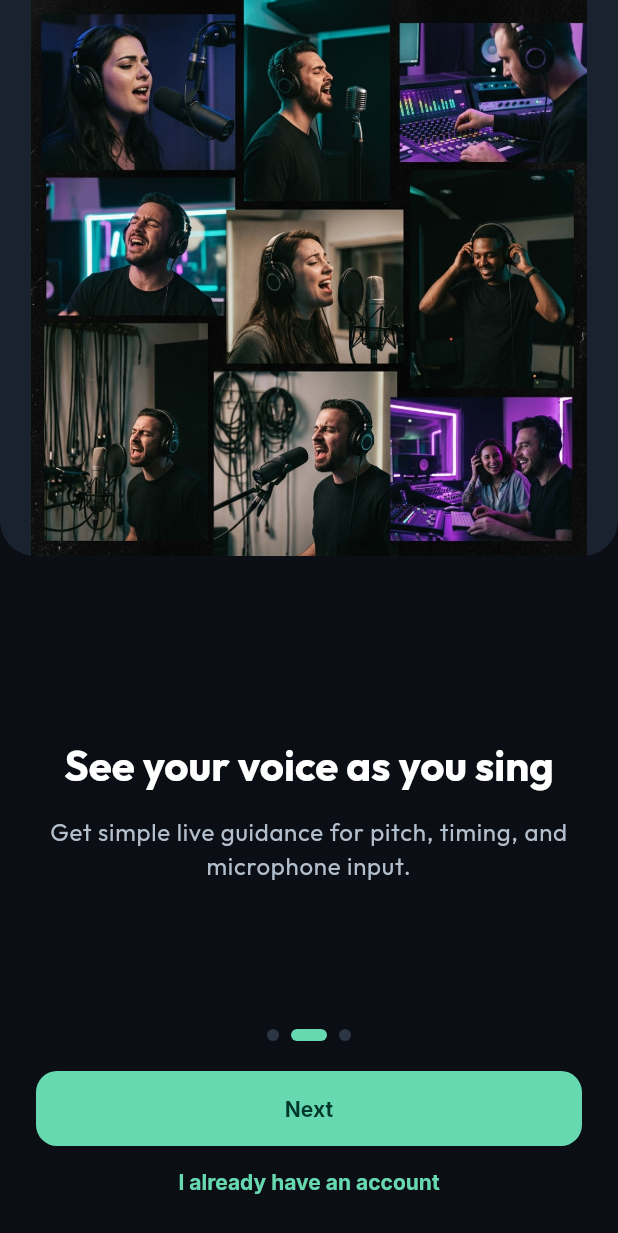
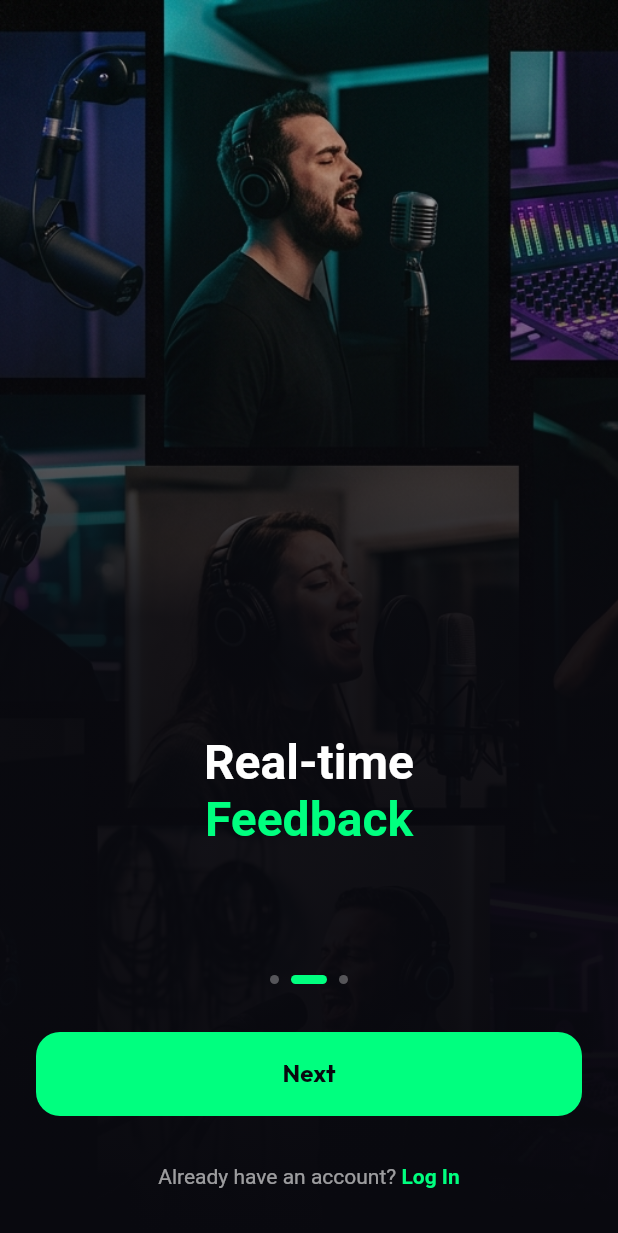
Before and after one commit to GioGabriel/cockatiel, a Flutter app: the screen it shows after launch, after a tap on "Next", on a phone screen of 412 x 824 dp. Shown: the top 1233 px of the screen. Run offline on Flutter 3.47's test engine with Material 3 defaults, Android fonts, the phone set to English and light mode, and no system bars; our stand-ins replace firebase_auth, firebase_core, flutter_local_notifications, google_fonts, just_audio, lottie and 2 more; missing offline and left inert: record; accounts and stored records are empty; network calls fail.

Commit message:
fix: restore full-bleed auth and onboarding design

```diff
--- a/mobile/vocal_coach_app/lib/features/authentication/presentation/authentication_page.dart
+++ b/mobile/vocal_coach_app/lib/features/authentication/presentation/authentication_page.dart
@@ -3,7 +3,7 @@ import 'package:flutter/material.dart';
 import '../../../app/theme/app_theme_tokens.dart';
 import '../../../core/network/api_client.dart';
 import '../../../core/state/app_state.dart';
-import '../../../shared/widgets/contained_hero_image.dart';
+import '../../../shared/widgets/full_bleed_image_background.dart';
 
 enum _AuthView { signIn, signUp, forgotPassword }
 
@@ -609,46 +609,35 @@ class _FullScreenAuthLayout extends StatelessWidget {
 
   @override
   Widget build(BuildContext context) {
-    final theme = Theme.of(context);
-    return SafeArea(
-      child: Column(
+    return FullBleedImageBackground(
+      assetPath: 'assets/images/auth_3d_elements.jpg',
+      semanticLabel: 'Microphone and music notes',
+      child: SafeArea(
+        child: Stack(
+          children: [
+            Column(
               crossAxisAlignment: CrossAxisAlignment.stretch,
               children: [
                 Expanded(
-            flex: 38,
-            child: Stack(
-              fit: StackFit.expand,
-              children: [
-                ClipRRect(
-                  borderRadius: const BorderRadius.vertical(
-                    bottom: Radius.circular(24),
-                  ),
-                  child: ColoredBox(
-                    color: theme.scaffoldBackgroundColor,
-                    child: Column(
-                      children: [
-                        const Expanded(
-                          child: ContainedHeroImage(
-                            assetPath: 'assets/images/auth_3d_elements.jpg',
-                            semanticLabel: 'Microphone and music notes',
-                            borderRadius: BorderRadius.zero,
-                          ),
-                        ),
-                        ColoredBox(
-                          color: theme.scaffoldBackgroundColor.withValues(
-                            alpha: 0.9,
-                          ),
+                  flex: 45,
                   child: Padding(
                     padding: const EdgeInsets.fromLTRB(28, 16, 28, 20),
-                            child: SizedBox(
-                              width: double.infinity,
+                    child: Align(
+                      alignment: Alignment.bottomLeft,
                       child: topContent,
                     ),
                   ),
                 ),
-                      ],
+                Expanded(
+                  flex: 55,
+                  child: SingleChildScrollView(
+                    keyboardDismissBehavior:
+                        ScrollViewKeyboardDismissBehavior.onDrag,
+                    padding: const EdgeInsets.fromLTRB(24, 8, 24, 32),
+                    child: bottomContent,
                   ),
                 ),
+              ],
             ),
             if (showBack)
               Positioned(
@@ -659,28 +648,14 @@ class _FullScreenAuthLayout extends StatelessWidget {
                   tooltip: 'Back to sign in',
                   icon: const Icon(Icons.arrow_back_rounded),
                   style: IconButton.styleFrom(
-                        backgroundColor: theme.colorScheme.surface,
-                        foregroundColor: theme.colorScheme.onSurface,
+                    backgroundColor: Colors.black45,
+                    foregroundColor: Colors.white,
                   ),
                 ),
               ),
           ],
         ),
       ),
-          Expanded(
-            flex: 62,
-            child: Material(
-              color: theme.scaffoldBackgroundColor,
-              child: SingleChildScrollView(
-                keyboardDismissBehavior:
-                    ScrollViewKeyboardDismissBehavior.onDrag,
-                padding: const EdgeInsets.fromLTRB(24, 24, 24, 32),
-                child: bottomContent,
-              ),
-            ),
-          ),
-        ],
-      ),
     );
   }
 }
--- a/mobile/vocal_coach_app/lib/features/onboarding/presentation/onboarding_page.dart
+++ b/mobile/vocal_coach_app/lib/features/onboarding/presentation/onboarding_page.dart
@@ -1,13 +1,13 @@
 import 'package:flutter/material.dart';
 import 'package:shared_preferences/shared_preferences.dart';
 
-import '../../../shared/widgets/contained_hero_image.dart';
+import '../../../shared/widgets/full_bleed_image_background.dart';
 
 class _OnboardingContent {
   const _OnboardingContent({required this.title, required this.subtitle});
 
-  final String title;
-  final String subtitle;
+  final TextSpan title;
+  final TextSpan subtitle;
 }
 
 class OnboardingPage extends StatefulWidget {
@@ -31,18 +31,60 @@ class _OnboardingPageState extends State<OnboardingPage> {
 
   static const _pages = <_OnboardingContent>[
     _OnboardingContent(
-      title: 'Welcome to Cockatiel',
-      subtitle: 'Build confidence with short, guided vocal practice.',
+      title: TextSpan(
+        children: [
+          TextSpan(text: 'Welcome to '),
+          TextSpan(
+            text: 'Cockatiel,\n',
+            style: TextStyle(color: Color(0xFF00FF7F)),
+          ),
+          TextSpan(text: 'your Gateway to\n'),
+          TextSpan(text: 'Vocal Mastery!'),
+        ],
+      ),
+      subtitle: TextSpan(
+        children: [
+          TextSpan(text: 'Unlock exclusive vocal exercises and '),
+          TextSpan(
+            text: 'gain confidence\nwith every practice.',
+            style: TextStyle(
+              color: Color(0xFF00FF7F),
+              fontWeight: FontWeight.bold,
+            ),
+          ),
+          TextSpan(text: " Let's turn your\nsinging into mastery!"),
+        ],
+      ),
     ),
     _OnboardingContent(
-      title: 'See your voice as you sing',
-      subtitle:
-          'Get simple live guidance for pitch, timing, and microphone input.',
+      title: TextSpan(
+        children: [
+          TextSpan(text: 'Real-time\n'),
+          TextSpan(
+            text: 'Feedback',
+            style: TextStyle(color: Color(0xFF00FF7F)),
+          ),
+        ],
+      ),
+      subtitle: TextSpan(
+        text:
+            'See your pitch accuracy live as you sing.\nOur advanced engine helps you hit the right notes every time.',
+      ),
     ),
     _OnboardingContent(
-      title: 'Practice at your pace',
-      subtitle:
-          'Choose exercises or karaoke, review your progress, and know what to try next.',
+      title: TextSpan(
+        children: [
+          TextSpan(text: 'Tailored\n'),
+          TextSpan(
+            text: 'Vocal Workouts',
+            style: TextStyle(color: Color(0xFF00FF7F)),
+          ),
+        ],
+      ),
+      subtitle: TextSpan(
+        text:
+            'Practice with exercises designed specifically for your vocal range and goals. Start singing better today.',
+      ),
     ),
   ];
 
@@ -60,25 +102,14 @@ class _OnboardingPageState extends State<OnboardingPage> {
 
   @override
   Widget build(BuildContext context) {
-    final theme = Theme.of(context);
     final isLastPage = _currentPage == _pages.length - 1;
 
     return Scaffold(
-      backgroundColor: theme.scaffoldBackgroundColor,
-      body: SafeArea(
-        child: Column(
-          children: [
-            const Expanded(
-              flex: 45,
-              child: ContainedHeroImage(
+      backgroundColor: const Color(0xFF09090F),
+      body: FullBleedImageBackground(
         assetPath: 'assets/images/onboarding_collage.jpg',
         semanticLabel: 'Singers practicing with microphones',
-              ),
-            ),
-            Expanded(
-              flex: 55,
-              child: Padding(
-                padding: const EdgeInsets.fromLTRB(24, 24, 24, 12),
+        child: SafeArea(
           child: Column(
             children: [
               Expanded(
@@ -89,23 +120,38 @@ class _OnboardingPageState extends State<OnboardingPage> {
                   itemCount: _pages.length,
                   itemBuilder: (context, index) {
                     final page = _pages[index];
-                          return Column(
-                            mainAxisAlignment: MainAxisAlignment.center,
+                    return Padding(
+                      padding: const EdgeInsets.symmetric(horizontal: 32),
+                      child: Column(
+                        mainAxisAlignment: MainAxisAlignment.end,
                         children: [
-                              Text(
-                                page.title,
+                          RichText(
                             textAlign: TextAlign.center,
-                                style: theme.textTheme.headlineMedium,
+                            text: TextSpan(
+                              style: const TextStyle(
+                                fontSize: 32,
+                                fontWeight: FontWeight.bold,
+                                color: Colors.white,
+                                height: 1.2,
                               ),
-                              const SizedBox(height: 14),
-                              Text(
-                                page.subtitle,
-                                textAlign: TextAlign.center,
-                                style: theme.textTheme.bodyLarge?.copyWith(
-                                  color: theme.colorScheme.onSurfaceVariant,
+                              children: page.title.children,
                             ),
                           ),
+                          const SizedBox(height: 16),
+                          RichText(
+                            textAlign: TextAlign.center,
+                            text: TextSpan(
+                              style: TextStyle(
+                                fontSize: 14,
+                                color: Colors.white.withValues(alpha: 0.7),
+                                height: 1.5,
+                              ),
+                              children: page.subtitle.children,
+                            ),
+                          ),
+                          const SizedBox(height: 48),
                         ],
+                      ),
                     );
                   },
                 ),
@@ -115,50 +161,82 @@ class _OnboardingPageState extends State<OnboardingPage> {
                 children: List.generate(
                   _pages.length,
                   (index) => Semantics(
-                          label:
-                              'Onboarding page ${index + 1} of ${_pages.length}',
+                    label: 'Onboarding page ${index + 1} of ${_pages.length}',
                     selected: _currentPage == index,
                     child: AnimatedContainer(
-                            duration: const Duration(milliseconds: 220),
+                      duration: const Duration(milliseconds: 300),
                       margin: const EdgeInsets.symmetric(horizontal: 4),
-                            width: _currentPage == index ? 24 : 8,
-                            height: 8,
+                      width: _currentPage == index ? 24 : 6,
+                      height: 6,
                       decoration: BoxDecoration(
                         color: _currentPage == index
-                                  ? theme.colorScheme.primary
-                                  : theme.colorScheme.outline,
-                              borderRadius: BorderRadius.circular(4),
+                            ? const Color(0xFF00FF7F)
+                            : Colors.white30,
+                        borderRadius: BorderRadius.circular(3),
                       ),
                     ),
                   ),
                 ),
               ),
-                    const SizedBox(height: 20),
-                    SizedBox(
+              const SizedBox(height: 32),
+              Padding(
+                padding: const EdgeInsets.symmetric(horizontal: 24),
+                child: SizedBox(
                   width: double.infinity,
-                      child: FilledButton(
+                  height: 56,
+                  child: ElevatedButton(
+                    key: const ValueKey('onboarding-primary-action'),
                     onPressed: () {
                       if (isLastPage) {
                         _completeOnboarding();
                       } else {
                         _pageController.nextPage(
-                              duration: const Duration(milliseconds: 260),
-                              curve: Curves.easeOut,
+                          duration: const Duration(milliseconds: 300),
+                          curve: Curves.easeInOut,
                         );
                       }
                     },
-                        child: Text(isLastPage ? 'Get started' : 'Next'),
+                    style: ElevatedButton.styleFrom(
+                      backgroundColor: const Color(0xFF00FF7F),
+                      foregroundColor: const Color(0xFF09090F),
+                      shape: RoundedRectangleBorder(
+                        borderRadius: BorderRadius.circular(16),
+                      ),
+                      elevation: 0,
+                    ),
+                    child: Text(
+                      isLastPage ? "Let's Get Started!" : 'Next',
+                      style: const TextStyle(
+                        fontSize: 16,
+                        fontWeight: FontWeight.bold,
                       ),
                     ),
+                  ),
+                ),
+              ),
+              const SizedBox(height: 16),
               TextButton(
+                key: const ValueKey('onboarding-login-action'),
                 onPressed: _completeOnboarding,
-                      child: const Text('I already have an account'),
+                child: RichText(
+                  text: const TextSpan(
+                    style: TextStyle(fontSize: 14, color: Colors.white60),
+                    children: [
+                      TextSpan(text: 'Already have an account? '),
+                      TextSpan(
+                        text: 'Log In',
+                        style: TextStyle(
+                          color: Color(0xFF00FF7F),
+                          fontWeight: FontWeight.bold,
+                        ),
                       ),
                     ],
                   ),
                 ),
               ),
+              const SizedBox(height: 16),
             ],
+          ),
         ),
       ),
     );
--- /dev/null
+++ b/mobile/vocal_coach_app/lib/shared/widgets/full_bleed_image_background.dart
@@ -0,0 +1,55 @@
+import 'package:flutter/material.dart';
+
+/// A full-screen image treatment used by the entry experience.
+///
+/// The artwork stays edge-to-edge while a restrained dark overlay keeps text
+/// and controls readable. This intentionally matches the established
+/// Cockatiel onboarding/auth composition instead of introducing a second
+/// contained-image layout with visible letterboxing.
+class FullBleedImageBackground extends StatelessWidget {
+  const FullBleedImageBackground({
+    super.key,
+    required this.assetPath,
+    required this.semanticLabel,
+    required this.child,
+    this.overlayColor = const Color(0xFF09090F),
+  });
+
+  final String assetPath;
+  final String semanticLabel;
+  final Widget child;
+  final Color overlayColor;
+
+  @override
+  Widget build(BuildContext context) {
+    return Stack(
+      fit: StackFit.expand,
+      children: [
+        Image.asset(
+          key: ValueKey('full-bleed-image-$assetPath'),
+          assetPath,
+          fit: BoxFit.cover,
+          alignment: Alignment.topCenter,
+          semanticLabel: semanticLabel,
+        ),
+        DecoratedBox(
+          key: ValueKey('full-bleed-image-overlay-$assetPath'),
+          decoration: BoxDecoration(
+            gradient: LinearGradient(
+              begin: Alignment.topCenter,
+              end: Alignment.bottomCenter,
+              stops: const [0.0, 0.30, 0.50, 1.0],
+              colors: [
+                overlayColor.withValues(alpha: 0.15),
+                overlayColor.withValues(alpha: 0.55),
+                overlayColor.withValues(alpha: 0.92),
+                overlayColor,
+              ],
+            ),
+          ),
+        ),
+        child,
+      ],
+    );
+  }
+}
```
Also changed, not shown: 2 other files. Lines whose indentation alone changed are shown as unchanged.
